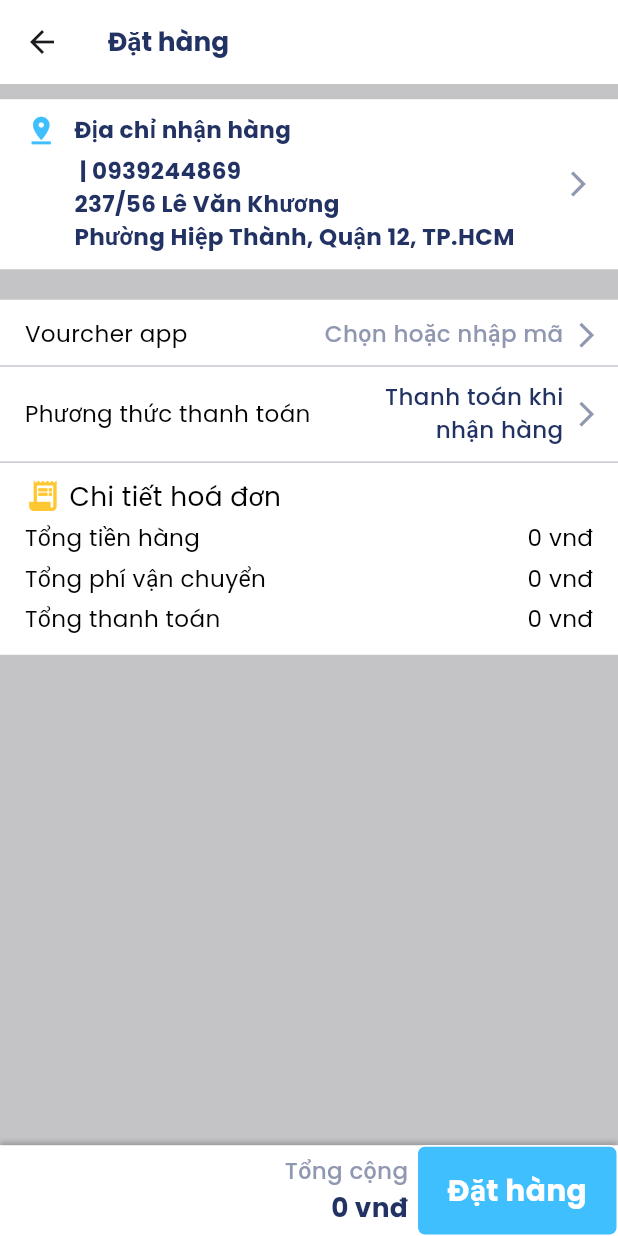
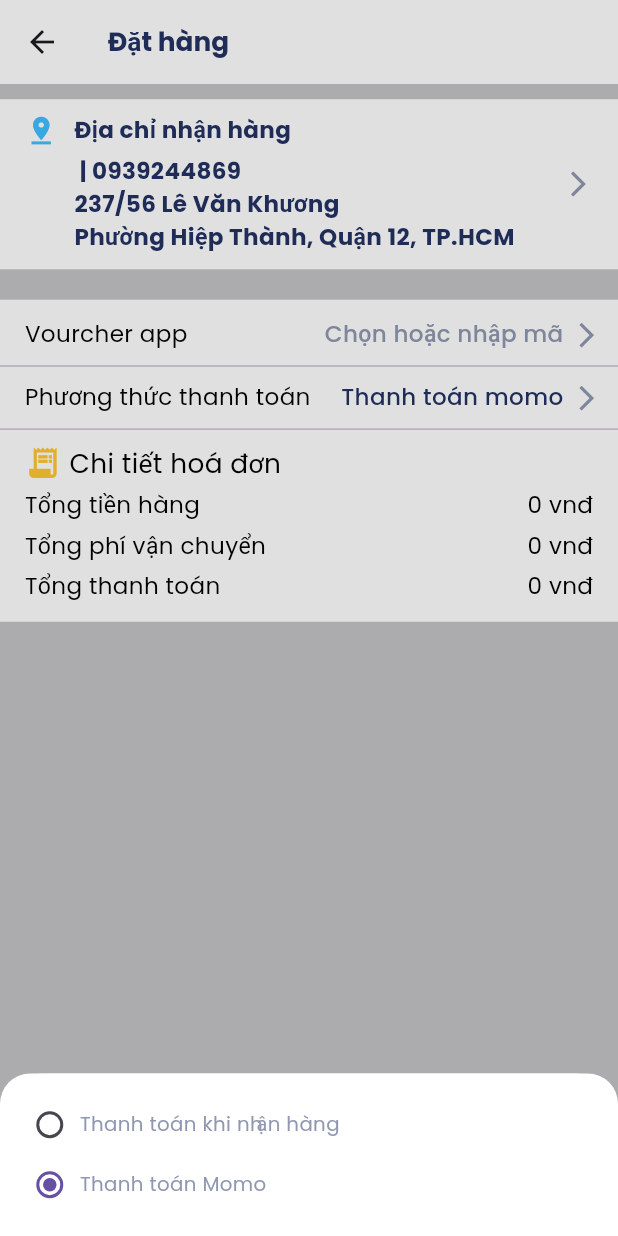
Before and after one commit to ShareBuy-ProjectFinal/sharebuy-mobile, a Flutter app: the PurchaseScreen screen opened directly, after a tap on "Phương thức thanh toán", on a phone screen of 412 x 824 dp. Run offline on Flutter 3.47's test engine with Material 3 defaults, Android fonts, the phone set to English and light mode, and no system bars; drawn by our look-alikes of loader_overlay; our stand-ins replace badges, buttons_tabbar, cached_network_image, carousel_slider, dio, dropdown_button2 and 13 more; missing offline and left inert: animated_rating_stars, auto_height_grid_view, curl_logger_dio_interceptor, text_divider; accounts and stored records are empty; network calls fail.

Commit message:
Code payment direct

```diff
--- a/lib/blocs/cart_bloc/cart_event.dart
+++ b/lib/blocs/cart_bloc/cart_event.dart
@@ -32,3 +32,5 @@ class EventPurchaseCart extends CartEvent {
   final List<CartModel> carts;
   EventPurchaseCart({required this.carts});
 }
+
+class EventReLoadScreen extends CartEvent {}
--- a/lib/blocs/cart_bloc/cart_state.dart
+++ b/lib/blocs/cart_bloc/cart_state.dart
@@ -5,6 +5,8 @@ import 'package:share_buy/models/cart/cart_model.dart';
 class CartState {
   bool isLoading;
   bool isSuccues;
+  bool isShowMessageToast;
+  String message;
   String productDetailId;
   PayType payType;
   String? payUrl;
@@ -15,6 +17,8 @@ class CartState {
   CartState({
     this.isLoading = false,
     this.isSuccues = false,
+    this.isShowMessageToast = false,
+    this.message = '',
     this.carts = const [],
     this.productDetailId = '',
     this.selectedCartItems = const [],
@@ -25,6 +29,8 @@ class CartState {
   CartState copyWith({
     bool? isLoading,
     bool? isSuccues,
+    bool? isShowMessageToast,
+    String? message,
     List<CartModel>? carts,
     List<CartItemModel>? selectedCartItems,
     String? productDetailId,
@@ -34,6 +40,8 @@ class CartState {
     return CartState(
       isLoading: isLoading ?? this.isLoading,
       isSuccues: isSuccues ?? this.isSuccues,
+      isShowMessageToast: isShowMessageToast ?? this.isShowMessageToast,
+      message: message ?? this.message,
       carts: carts ?? this.carts,
       productDetailId: productDetailId ?? this.productDetailId,
       selectedCartItems: selectedCartItems ?? this.selectedCartItems,
--- a/lib/repositories/cart_repository.dart
+++ b/lib/repositories/cart_repository.dart
@@ -84,7 +84,7 @@ class CartRepository extends FetchClient {
         return false;
       }
     } catch (e) {
-      log('Error when purchase cart: $e');
+      log('Error when call api purchase cart: $e');
       return false;
     }
   }
--- a/lib/widgets/login/login_screen.dart
+++ b/lib/widgets/login/login_screen.dart
@@ -42,7 +42,10 @@ class _LoginScreenState extends State<LoginScreen> {
         }
         if (state.isSuccess) {
           Navigator.of(context).pushNamedAndRemoveUntil(
-              NavigatorName.HOME_SCREEN, (route) => false);
+              NavigatorName.HOME_SCREEN, (route) => false,
+              arguments: {
+                'currentIndex': 0,
+              });
           state.isSuccess = false;
         }
         // else {
--- /dev/null
+++ b/lib/widgets/purchase/children/bottom_sheet_payment_type.dart
@@ -0,0 +1,75 @@
+import 'package:flutter/material.dart';
+import 'package:flutter_bloc/flutter_bloc.dart';
+import 'package:flutter_screenutil/flutter_screenutil.dart';
+import 'package:share_buy/application/theme/app_colors.dart';
+import 'package:share_buy/application/theme/app_typography.dart';
+import 'package:share_buy/blocs/cart_bloc/cart_bloc.dart';
+import 'package:share_buy/blocs/cart_bloc/cart_event.dart';
+import 'package:share_buy/blocs/home_bloc/home_event.dart';
+import 'package:share_buy/enums/PayType.dart';
+
+class BottomSheetPaymentType extends StatefulWidget {
+  const BottomSheetPaymentType({super.key});
+
+  @override
+  State<BottomSheetPaymentType> createState() => _BottomSheetPaymentTypeState();
+}
+
+class _BottomSheetPaymentTypeState extends State<BottomSheetPaymentType> {
+  List<String> types = ['MOMO', 'DIRECT'];
+  @override
+  Widget build(BuildContext context) {
+    String value = context.read<CartBloc>().state.payType == PayType.momo
+        ? 'MOMO'
+        : 'DIRECT';
+    return Container(
+      decoration: BoxDecoration(
+        color: AppColors.white,
+        borderRadius: BorderRadius.only(
+            topLeft: Radius.circular(20.r), topRight: Radius.circular(20.r)),
+      ),
+      padding: EdgeInsets.symmetric(horizontal: 12.w, vertical: 14.h),
+      child: Column(
+        mainAxisSize: MainAxisSize.min,
+        children: [
+          Row(
+            children: [
+              Radio(
+                  value: types[1],
+                  groupValue: value,
+                  onChanged: (v) {
+                    setState(() {
+                      value = v!;
+                    });
+                    context.read<CartBloc>().state.payType = PayType.direct;
+                    context.read<CartBloc>().add(EventReLoadScreen());
+                  }),
+              Text(
+                'Thanh toán khi nhận hàng',
+                style: AppTypography.hintTextStyle,
+              )
+            ],
+          ),
+          Row(
+            children: [
+              Radio(
+                  value: types[0],
+                  groupValue: value,
+                  onChanged: (v) {
+                    setState(() {
+                      value = v!;
+                    });
+                    context.read<CartBloc>().state.payType = PayType.momo;
+                    context.read<CartBloc>().add(EventReLoadScreen());
+                  }),
+              Text(
+                'Thanh toán Momo',
+                style: AppTypography.hintTextStyle,
+              )
+            ],
+          ),
+        ],
+      ),
+    );
+  }
+}
--- a/lib/widgets/purchase/children/purchase_bottom_screen.dart
+++ b/lib/widgets/purchase/children/purchase_bottom_screen.dart
@@ -7,9 +7,11 @@ import 'package:share_buy/application/theme/app_colors.dart';
 import 'package:share_buy/application/theme/app_typography.dart';
 import 'package:share_buy/blocs/cart_bloc/cart_bloc.dart';
 import 'package:share_buy/blocs/cart_bloc/cart_state.dart';
+import 'package:share_buy/enums/PayType.dart';
 import 'package:share_buy/models/cart/cart_model.dart';
 import 'package:share_buy/repositories/cart_repository.dart';
 import 'package:share_buy/utils/format.dart';
+import 'package:share_buy/widgets/purchase/children/bottom_sheet_payment_type.dart';
 
 class PurchaseBottomScreen extends StatefulWidget {
   const PurchaseBottomScreen({super.key});
@@ -73,7 +75,11 @@ class _PurchaseBottomScreenState extends State<PurchaseBottomScreen> {
             Divider(),
             GestureDetector(
               onTap: () {
-                log("Shipping fee clicked");
+                showModalBottomSheet(
+                    barrierColor: Colors.black12,
+                    isDismissible: true,
+                    context: context,
+                    builder: (context) => const BottomSheetPaymentType());
               },
               child: Padding(
                 padding: EdgeInsets.only(
@@ -89,7 +95,9 @@ class _PurchaseBottomScreenState extends State<PurchaseBottomScreen> {
                     ),
                     Expanded(
                       child: Text(
-                        'Thanh toán khi nhận hàng',
+                        state.payType == PayType.direct
+                            ? 'Thanh toán khi nhận hàng'
+                            : 'Thanh toán momo',
                         style: AppTypography.primaryDarkBlue,
                         overflow: TextOverflow.visible,
                         textAlign: TextAlign.end,
```
Also changed, not shown: lib/blocs/cart_bloc/cart_bloc.dart (+12 -1 lines), lib/models/address/address_model.dart (+214 -19 lines), lib/widgets/home/children/bottom_nav_bar.dart (+8 -5 lines), lib/widgets/home/home_screen.dart (+11 -0 lines), lib/widgets/purchase/purchase_screen.dart (+17 -2 lines).
